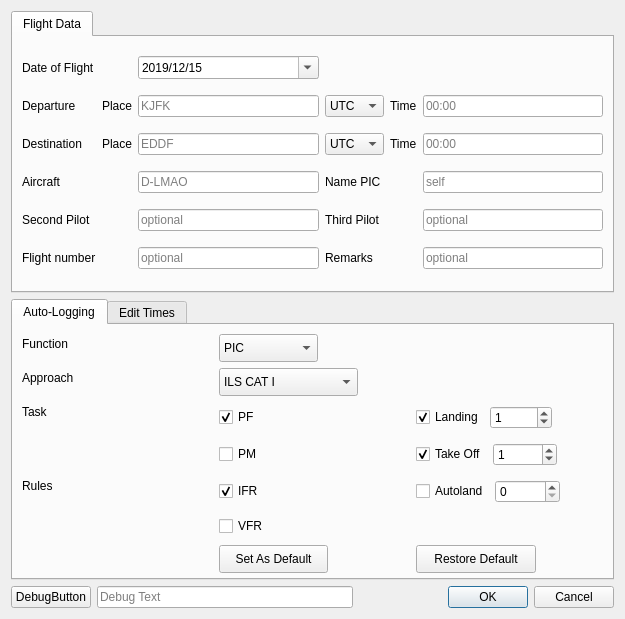
First picture: the form in newflight.ui, repository fiffty-50/openPilotLog, before the edit.
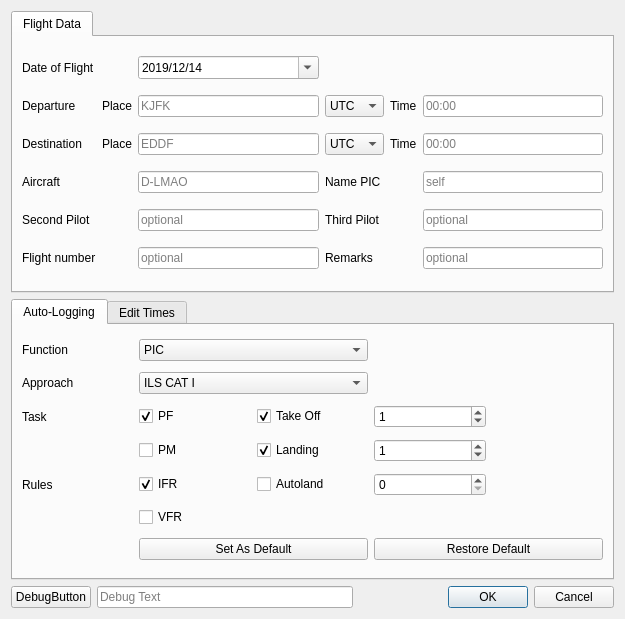
Second picture: the form after the edit. The open tabs and pages were chosen to show the change.

```diff
--- a/newflight.ui
+++ b/newflight.ui
@@ -40,7 +40,7 @@
            <second>0</second>
            <year>2019</year>
            <month>12</month>
-           <day>15</day>
+           <day>14</day>
           </datetime>
          </property>
          <property name="displayFormat">
@@ -279,128 +279,30 @@
       <attribute name="title">
        <string>Auto-Logging</string>
       </attribute>
-      <widget class="QPushButton" name="setAsDefaultButton">
-       <property name="geometry">
-        <rect>
-         <x>206</x>
-         <y>220</y>
-         <width>109</width>
-         <height>28</height>
-        </rect>
-       </property>
-       <property name="toolTip">
-        <string>Set current selection as default</string>
-       </property>
-       <property name="text">
-        <string>Set As Default</string>
-       </property>
-      </widget>
-      <widget class="QPushButton" name="restoreDefaultButton">
-       <property name="geometry">
-        <rect>
-         <x>403</x>
-         <y>220</y>
-         <width>120</width>
-         <height>28</height>
-        </rect>
-       </property>
-       <property name="toolTip">
-        <string>Restore previously stored default selection</string>
-       </property>
-       <property name="text">
-        <string>Restore Default</string>
-       </property>
-      </widget>
-      <widget class="QComboBox" name="FunctionComboBox">
-       <property name="geometry">
-        <rect>
-         <x>206</x>
-         <y>9</y>
-         <width>99</width>
-         <height>28</height>
-        </rect>
-       </property>
-       <item>
-        <property name="text">
-         <string>PIC</string>
-        </property>
-       </item>
-       <item>
-        <property name="text">
-         <string>Co-Pilot</string>
-        </property>
-       </item>
-       <item>
-        <property name="text">
-         <string>Dual</string>
-        </property>
-       </item>
-       <item>
-        <property name="text">
-         <string>Instructor</string>
-        </property>
-       </item>
-      </widget>
-      <widget class="QCheckBox" name="PilotFlyingCheckBox">
-       <property name="geometry">
-        <rect>
-         <x>206</x>
-         <y>79</y>
-         <width>44</width>
-         <height>26</height>
-        </rect>
-       </property>
-       <property name="toolTip">
-        <string>Assumes T/O and LDG performed. If not, edit details.</string>
-       </property>
-       <property name="text">
-        <string>PF</string>
-       </property>
-       <property name="checked">
-        <bool>true</bool>
-       </property>
-       <property name="autoExclusive">
-        <bool>false</bool>
-       </property>
-       <property name="tristate">
-        <bool>false</bool>
-       </property>
-      </widget>
+      <layout class="QGridLayout" name="gridLayout_3">
+       <item row="4" column="1">
       <widget class="QCheckBox" name="PilotMonitoringCheckBox">
-       <property name="geometry">
-        <rect>
-         <x>206</x>
-         <y>116</y>
-         <width>49</width>
-         <height>26</height>
-        </rect>
-       </property>
        <property name="text">
         <string>PM</string>
        </property>
       </widget>
+       </item>
+       <item row="1" column="0">
+        <widget class="QLabel" name="label">
+         <property name="text">
+          <string>Approach </string>
+         </property>
+        </widget>
+       </item>
+       <item row="6" column="0">
       <widget class="QLabel" name="RulesLabel">
-       <property name="geometry">
-        <rect>
-         <x>9</x>
-         <y>151</y>
-         <width>40</width>
-         <height>20</height>
-        </rect>
-       </property>
        <property name="text">
         <string>Rules</string>
        </property>
       </widget>
+       </item>
+       <item row="6" column="1">
       <widget class="QCheckBox" name="IfrCheckBox">
-       <property name="geometry">
-        <rect>
-         <x>206</x>
-         <y>153</y>
-         <width>49</width>
-         <height>26</height>
-        </rect>
-       </property>
        <property name="toolTip">
         <string/>
        </property>
@@ -411,41 +313,50 @@
         <bool>true</bool>
        </property>
       </widget>
-      <widget class="QCheckBox" name="VfrCheckBox">
-       <property name="geometry">
-        <rect>
-         <x>206</x>
-         <y>188</y>
-         <width>54</width>
-         <height>26</height>
-        </rect>
+       </item>
+       <item row="8" column="1" colspan="2">
+        <widget class="QPushButton" name="setAsDefaultButton">
+         <property name="toolTip">
+          <string>Set current selection as default</string>
        </property>
        <property name="text">
-        <string>VFR</string>
-       </property>
-      </widget>
-      <widget class="QLabel" name="label">
-       <property name="geometry">
-        <rect>
-         <x>9</x>
-         <y>43</y>
-         <width>72</width>
-         <height>20</height>
-        </rect>
-       </property>
+          <string>Set As Default</string>
+         </property>
+        </widget>
+       </item>
+       <item row="0" column="1" colspan="2">
+        <widget class="QComboBox" name="FunctionComboBox">
+         <item>
+          <property name="text">
+           <string>PIC</string>
+          </property>
+         </item>
+         <item>
        <property name="text">
-        <string>Approach </string>
-       </property>
-      </widget>
+           <string>Co-Pilot</string>
+          </property>
+         </item>
+         <item>
+          <property name="text">
+           <string>Dual</string>
+          </property>
+         </item>
+         <item>
+          <property name="text">
+           <string>Instructor</string>
+          </property>
+         </item>
+        </widget>
+       </item>
+       <item row="0" column="0">
+        <widget class="QLabel" name="FunctionLabel">
+         <property name="text">
+          <string>Function</string>
+         </property>
+        </widget>
+       </item>
+       <item row="1" column="1" colspan="2">
       <widget class="QComboBox" name="ApproachComboBox">
-       <property name="geometry">
-        <rect>
-         <x>206</x>
-         <y>43</y>
-         <width>139</width>
-         <height>28</height>
-        </rect>
-       </property>
        <property name="currentText">
         <string>ILS CAT I</string>
        </property>
@@ -515,43 +426,51 @@
         </property>
        </item>
       </widget>
-      <widget class="QLabel" name="FunctionLabel">
-       <property name="geometry">
-        <rect>
-         <x>9</x>
-         <y>9</y>
-         <width>63</width>
-         <height>20</height>
-        </rect>
-       </property>
-       <property name="text">
-        <string>Function</string>
-       </property>
-      </widget>
+       </item>
+       <item row="2" column="0">
       <widget class="QLabel" name="TaskLabel">
-       <property name="geometry">
-        <rect>
-         <x>9</x>
-         <y>77</y>
-         <width>34</width>
-         <height>20</height>
-        </rect>
-       </property>
        <property name="text">
         <string>Task</string>
        </property>
       </widget>
-      <widget class="QWidget" name="">
-       <property name="geometry">
-        <rect>
-         <x>403</x>
-         <y>77</y>
-         <width>136</width>
-         <height>31</height>
-        </rect>
-       </property>
-       <layout class="QHBoxLayout" name="horizontalLayout">
-        <item>
+       </item>
+       <item row="2" column="1">
+        <widget class="QCheckBox" name="PilotFlyingCheckBox">
+         <property name="toolTip">
+          <string>Assumes T/O and LDG performed. If not, edit details.</string>
+         </property>
+         <property name="text">
+          <string>PF</string>
+         </property>
+         <property name="checked">
+          <bool>true</bool>
+         </property>
+         <property name="autoExclusive">
+          <bool>false</bool>
+         </property>
+         <property name="tristate">
+          <bool>false</bool>
+         </property>
+        </widget>
+       </item>
+       <item row="7" column="1">
+        <widget class="QCheckBox" name="VfrCheckBox">
+         <property name="text">
+          <string>VFR</string>
+         </property>
+        </widget>
+       </item>
+       <item row="8" column="3" colspan="2">
+        <widget class="QPushButton" name="restoreDefaultButton">
+         <property name="toolTip">
+          <string>Restore previously stored default selection</string>
+         </property>
+         <property name="text">
+          <string>Restore Default</string>
+         </property>
+        </widget>
+       </item>
+       <item row="4" column="2">
          <widget class="QCheckBox" name="LandingCheckBox">
           <property name="text">
            <string>Landing</string>
@@ -561,26 +480,7 @@
           </property>
          </widget>
         </item>
-        <item>
-         <widget class="QSpinBox" name="LandingSpinBox">
-          <property name="value">
-           <number>1</number>
-          </property>
-         </widget>
-        </item>
-       </layout>
-      </widget>
-      <widget class="QWidget" name="">
-       <property name="geometry">
-        <rect>
-         <x>403</x>
-         <y>114</y>
-         <width>141</width>
-         <height>31</height>
-        </rect>
-       </property>
-       <layout class="QHBoxLayout" name="horizontalLayout_2">
-        <item>
+       <item row="2" column="2">
          <widget class="QCheckBox" name="TakeoffCheckBox">
           <property name="toolTip">
            <string/>
@@ -593,37 +493,31 @@
           </property>
          </widget>
         </item>
-        <item>
+       <item row="2" column="3">
          <widget class="QSpinBox" name="TakeoffSpinBox">
           <property name="value">
            <number>1</number>
           </property>
          </widget>
         </item>
-       </layout>
-      </widget>
-      <widget class="QWidget" name="">
-       <property name="geometry">
-        <rect>
-         <x>403</x>
-         <y>151</y>
-         <width>144</width>
-         <height>31</height>
-        </rect>
-       </property>
-       <layout class="QHBoxLayout" name="horizontalLayout_3">
-        <item>
+       <item row="6" column="2">
          <widget class="QCheckBox" name="AutolandCheckBox">
           <property name="text">
            <string>Autoland</string>
           </property>
          </widget>
         </item>
-        <item>
+       <item row="6" column="3">
          <widget class="QSpinBox" name="AutolandSpinBox"/>
         </item>
-       </layout>
-      </widget>
+       <item row="4" column="3">
+        <widget class="QSpinBox" name="LandingSpinBox">
+         <property name="value">
+          <number>1</number>
+         </property>
+        </widget>
+       </item>
+      </layout>
      </widget>
      <widget class="QWidget" name="tab_2">
       <attribute name="title">
```
Left out of the diff: 404 changed lines with no effect on the pictures. Lines whose indentation alone changed are shown as unchanged.
